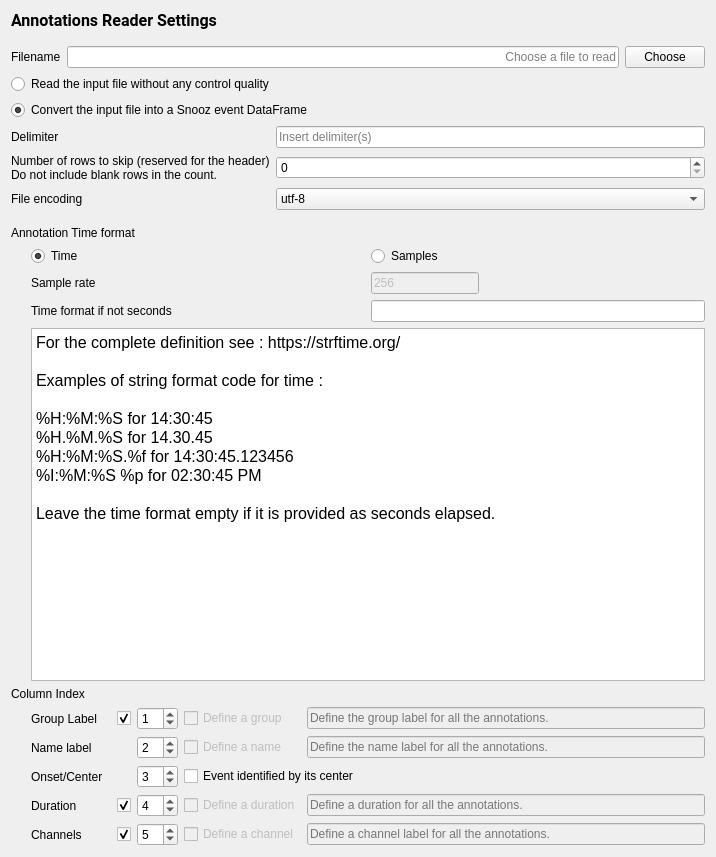
Above: modules/CEAMSModules/EventReader/Ui_EventReaderSettingsView.ui from SnoozToolbox/snooz-package-ceams before the change. Below: the same form after it.
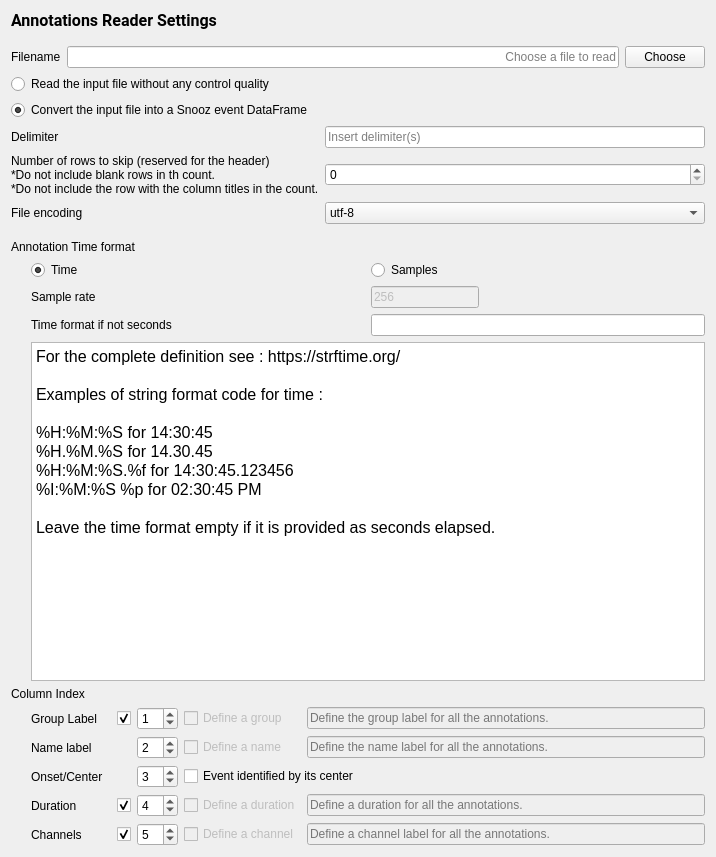
That is the form after the change.

Commit message: Update UI description for 'number of rows to skip' in text importers.

The edit to the form file:
```diff
--- a/modules/CEAMSModules/EventReader/Ui_EventReaderSettingsView.ui
+++ b/modules/CEAMSModules/EventReader/Ui_EventReaderSettingsView.ui
@@ -147,7 +147,8 @@
           <widget class="QLabel" name="label_12">
            <property name="text">
             <string>Number of rows to skip (reserved for the header)
-Do not include blank rows in the count.</string>
+*Do not include blank rows in th count.
+*Do not include the row with the column titles in the count.</string>
            </property>
           </widget>
          </item>
@@ -360,8 +361,11 @@
              </property>
              <property name="html">
               <string>&lt;!DOCTYPE HTML PUBLIC &quot;-//W3C//DTD HTML 4.0//EN&quot; &quot;http://www.w3.org/TR/REC-html40/strict.dtd&quot;&gt;
-&lt;html&gt;&lt;head&gt;&lt;meta name=&quot;qrichtext&quot; content=&quot;1&quot; /&gt;&lt;style type=&quot;text/css&quot;&gt;
+&lt;html&gt;&lt;head&gt;&lt;meta name=&quot;qrichtext&quot; content=&quot;1&quot; /&gt;&lt;meta charset=&quot;utf-8&quot; /&gt;&lt;style type=&quot;text/css&quot;&gt;
 p, li { white-space: pre-wrap; }
+hr { height: 1px; border-width: 0; }
+li.unchecked::marker { content: &quot;\2610&quot;; }
+li.checked::marker { content: &quot;\2612&quot;; }
 &lt;/style&gt;&lt;/head&gt;&lt;body style=&quot; font-family:'Roboto'; font-size:12pt; font-weight:400; font-style:normal;&quot;&gt;
 &lt;p style=&quot; margin-top:0px; margin-bottom:0px; margin-left:0px; margin-right:0px; -qt-block-indent:0; text-indent:0px;&quot;&gt;For the complete definition see : https://strftime.org/&lt;/p&gt;
 &lt;p style=&quot;-qt-paragraph-type:empty; margin-top:0px; margin-bottom:0px; margin-left:0px; margin-right:0px; -qt-block-indent:0; text-indent:0px;&quot;&gt;&lt;br /&gt;&lt;/p&gt;
```
Left out of the diff: 55 changed lines with no effect on the pictures. The commit also changes 6 other files.
